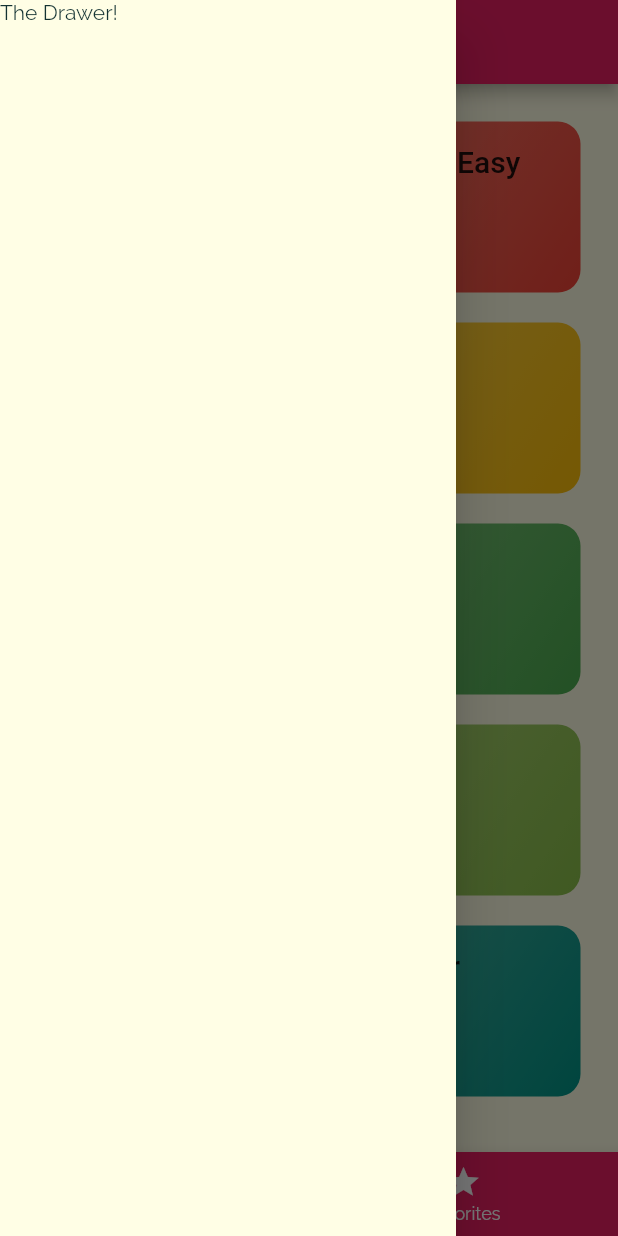
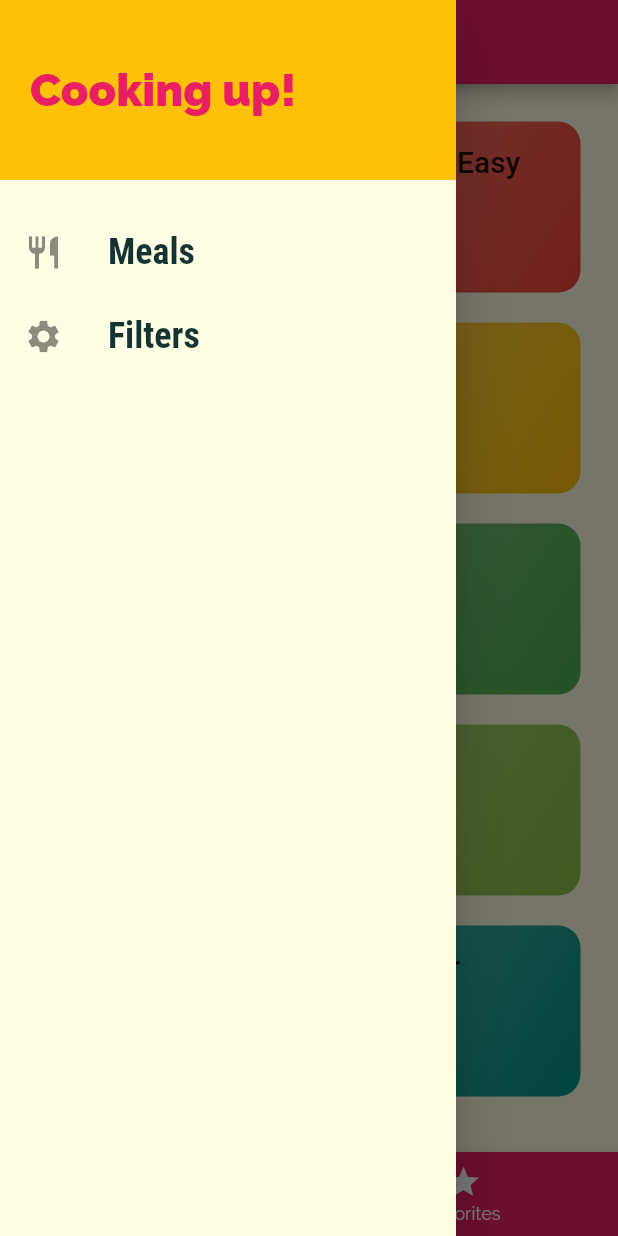
Before and after one commit to Maldy08/flutter_complete_guide, a Flutter app: the screen it shows after launch, with the side drawer open, on a phone screen of 412 x 824 dp. Run offline on Flutter 3.47's test engine with Material 2 defaults, Android fonts, the phone set to English and light mode, and no system bars.

```diff
--- a/lib/main.dart
+++ b/lib/main.dart
@@ -2,10 +2,42 @@ import 'package:flutter/material.dart';
 import 'screens/meal_detail_screen.dart';
 import 'screens/category_meals_screen.dart';
 import 'screens/tab_screen.dart';
+import 'screens/filter_screen.dart';
+
+import './dummy_data.dart';
+import './models/meal.dart';
 
 void main() => runApp(MyApp());
 
-class MyApp extends StatelessWidget {
+class MyApp extends StatefulWidget {
+  @override
+  State<MyApp> createState() => _MyAppState();
+}
+
+class _MyAppState extends State<MyApp> {
+  Map<String, bool> _filters = {
+    'gluten': false,
+    'lactose': false,
+    'vegan': false,
+    'vegetarian': false,
+  };
+
+  List<Meal> _availableMeals = DUMMY_MEALS;
+
+  void _setFilters(Map<String, bool> filterData) {
+    setState(() {
+      _filters = filterData;
+      _availableMeals = DUMMY_MEALS.where((meal) {
+        if (_filters['gluten'] && !meal.isGlutenFree) return false;
+        if (_filters['lactose'] && !meal.isLactoseFree) return false;
+        if (_filters['vegan'] && !meal.isVegan) return false;
+        if (_filters['vegetarian'] && !meal.isVegetarian) return false;
+
+        return true;
+      });
+    });
+  }
+
   @override
   Widget build(BuildContext context) {
     return MaterialApp(
@@ -21,8 +53,10 @@ class MyApp extends StatelessWidget {
       initialRoute: '/',
       routes: {
         '/': (context) => TabsScreen(),
-        CategoryMealsScreen.routeName: (context) => CategoryMealsScreen(),
+        CategoryMealsScreen.routeName: (context) =>
+            CategoryMealsScreen(_availableMeals),
         MealDetailScreen.routeName: (context) => MealDetailScreen(),
+        FilterScreen.routeName: (context) => FilterScreen(_setFilters),
       },
     );
   }
--- a/lib/screens/favorites_screen.dart
+++ b/lib/screens/favorites_screen.dart
@@ -4,7 +4,7 @@ class FavoritesScreen extends StatelessWidget {
   @override
   Widget build(BuildContext context) {
     return Center(
-      child: Text('The Favorites'),
+      child: Text('You havo no favorites yes - start adding some!'),
     );
   }
 }
--- a/lib/screens/tab_screen.dart
+++ b/lib/screens/tab_screen.dart
@@ -1,6 +1,7 @@
 import 'package:flutter/material.dart';
 import '../screens/favorites_screen.dart';
 import '../screens/categories_screen.dart';
+import '../widgets/main_drawer.dart';
 
 class TabsScreen extends StatefulWidget {
   @override
@@ -33,9 +34,7 @@ class _TabScreenState extends State<TabsScreen> {
       appBar: AppBar(
         title: Text(_pages[_selectedPageIndex]['title']),
       ),
-      drawer: Drawer(
-        child: const Text('The Drawer!'),
-      ),
+      drawer: MainDrawer(),
       body: _pages[_selectedPageIndex]['page'],
       bottomNavigationBar: BottomNavigationBar(
         onTap: _selectPage,
--- a/lib/widgets/main_drawer.dart
+++ b/lib/widgets/main_drawer.dart
@@ -1,6 +1,25 @@
 import 'package:flutter/material.dart';
+import '../screens/filter_screen.dart';
 
 class MainDrawer extends StatelessWidget {
+  Widget buildListTile(String title, IconData icon, Function tapHandler) {
+    return ListTile(
+      leading: Icon(
+        icon,
+        size: 26,
+      ),
+      title: Text(
+        title,
+        style: TextStyle(
+          fontFamily: 'RobotoCondensed',
+          fontSize: 24,
+          fontWeight: FontWeight.bold,
+        ),
+      ),
+      onTap: tapHandler,
+    );
+  }
+
   @override
   Widget build(BuildContext context) {
     return Drawer(
@@ -11,7 +30,7 @@ class MainDrawer extends StatelessWidget {
             width: double.infinity,
             padding: const EdgeInsets.all(20),
             alignment: Alignment.centerLeft,
-            color: Theme.of(context).primaryColor,
+            color: Colors.amber,
             child: Text(
               'Cooking up!',
               style: TextStyle(
@@ -21,16 +40,24 @@ class MainDrawer extends StatelessWidget {
               ),
             ),
           ),
-          SizedBox(
+          const SizedBox(
             height: 20,
           ),
-          ListTile(
-            leading: Icon(
-              Icons.restaurant,
-              size: 26,
-            ),
-            title: Text('Meals'),
-          )
+          buildListTile(
+            'Meals',
+            Icons.restaurant,
+            () {
+              Navigator.of(context).pushReplacementNamed('/');
+            },
+          ),
+          buildListTile(
+            'Filters',
+            Icons.settings,
+            () {
+              Navigator.of(context)
+                  .pushReplacementNamed(FilterScreen.routeName);
+            },
+          ),
         ],
       ),
     );
```
Also changed, not shown: lib/screens/category_meals_screen.dart (+48 -21 lines), lib/screens/filter_screen.dart (added, +119 -0 lines), lib/screens/meal_detail_screen.dart (+10 -1 lines), lib/widgets/meal_item.dart (+7 -1 lines).
